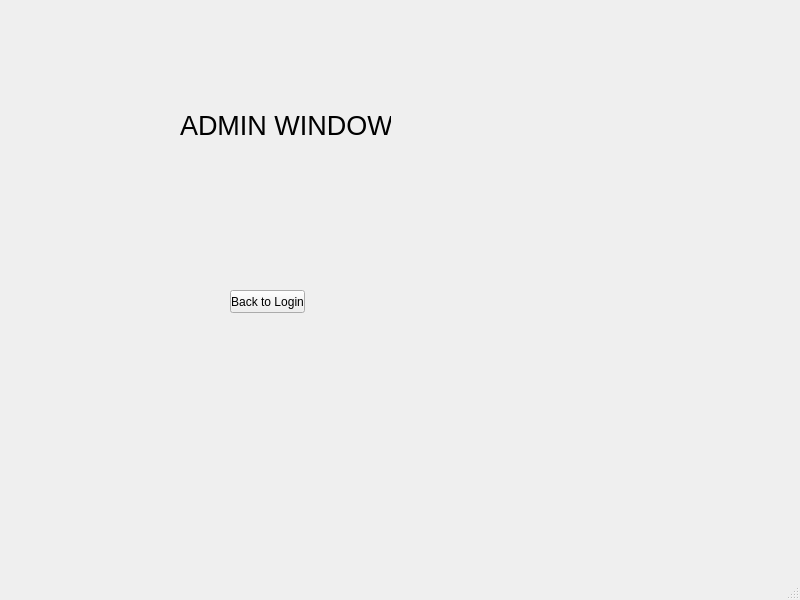
First picture: the form in Group_Project_1/adminwindow.ui, repository Cyrus-Riahi/CS1D-P1, before the edit.
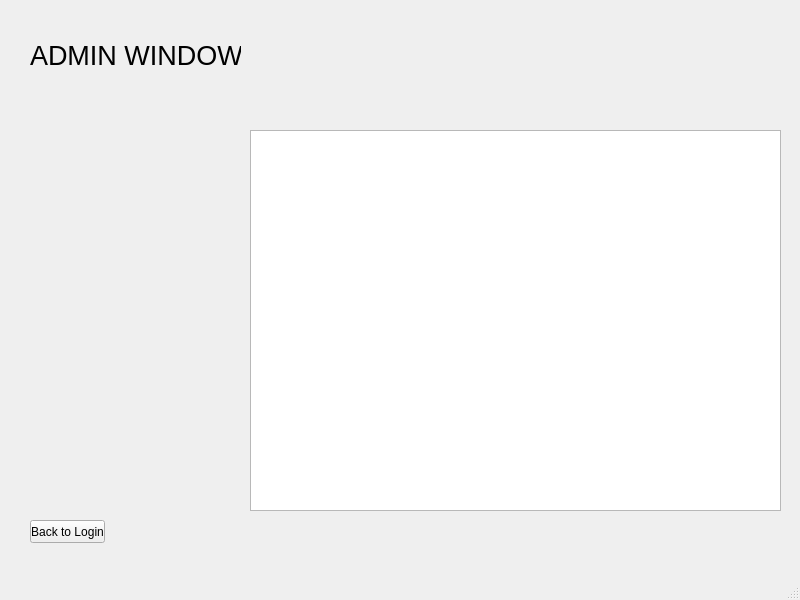
Second picture: the form after the edit.

What changed in the file:
```diff
--- a/Group_Project_1/adminwindow.ui
+++ b/Group_Project_1/adminwindow.ui
@@ -17,8 +17,8 @@
    <widget class="QPushButton" name="backToLoginButton">
     <property name="geometry">
      <rect>
-      <x>230</x>
-      <y>290</y>
+      <x>30</x>
+      <y>520</y>
       <width>75</width>
       <height>23</height>
      </rect>
@@ -30,8 +30,8 @@
    <widget class="QLabel" name="label">
     <property name="geometry">
      <rect>
-      <x>180</x>
-      <y>90</y>
+      <x>30</x>
+      <y>20</y>
       <width>211</width>
       <height>71</height>
      </rect>
@@ -45,6 +45,16 @@
      <string>ADMIN WINDOW</string>
     </property>
    </widget>
+   <widget class="QTableView" name="tableView">
+    <property name="geometry">
+     <rect>
+      <x>250</x>
+      <y>130</y>
+      <width>531</width>
+      <height>381</height>
+     </rect>
+    </property>
+   </widget>
   </widget>
   <widget class="QMenuBar" name="menubar">
    <property name="geometry">
```
